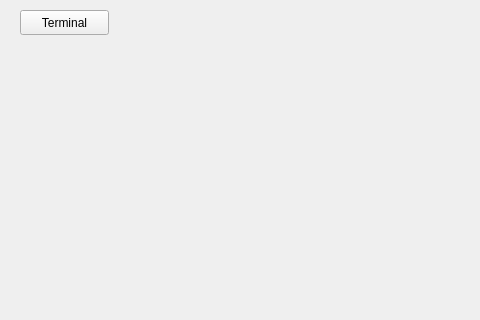
Before: the Qt Designer form mainwindow.ui in xlloss/test_tool_combo, drawn with Qt 5; both pictures show x 0 to 480 and y 0 to 320 of the 802 by 600 pixel window.
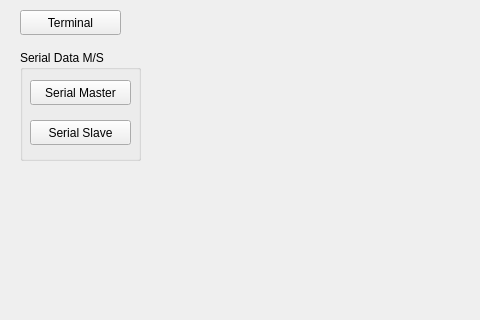
After: the same form once the commit is applied.

Commit message: add serial master/slave btn

Patch:
```diff
--- a/mainwindow.ui
+++ b/mainwindow.ui
@@ -14,12 +14,12 @@
    <string>MainWindow</string>
   </property>
   <widget class="QWidget" name="centralwidget">
-   <widget class="QPushButton" name="pushButton">
+   <widget class="QPushButton" name="terminal">
     <property name="geometry">
      <rect>
       <x>20</x>
       <y>10</y>
-      <width>89</width>
+      <width>101</width>
       <height>25</height>
      </rect>
     </property>
@@ -27,6 +27,45 @@
      <string>Terminal</string>
     </property>
    </widget>
+   <widget class="QGroupBox" name="groupBox">
+    <property name="geometry">
+     <rect>
+      <x>20</x>
+      <y>50</y>
+      <width>121</width>
+      <height>111</height>
+     </rect>
+    </property>
+    <property name="title">
+     <string>Serial Data M/S</string>
+    </property>
+    <widget class="QPushButton" name="serial_master">
+     <property name="geometry">
+      <rect>
+       <x>10</x>
+       <y>30</y>
+       <width>101</width>
+       <height>25</height>
+      </rect>
+     </property>
+     <property name="text">
+      <string>Serial Master</string>
+     </property>
+    </widget>
+    <widget class="QPushButton" name="pushButton">
+     <property name="geometry">
+      <rect>
+       <x>10</x>
+       <y>70</y>
+       <width>101</width>
+       <height>25</height>
+      </rect>
+     </property>
+     <property name="text">
+      <string>Serial Slave</string>
+     </property>
+    </widget>
+   </widget>
   </widget>
   <widget class="QMenuBar" name="menubar">
    <property name="geometry">
```
